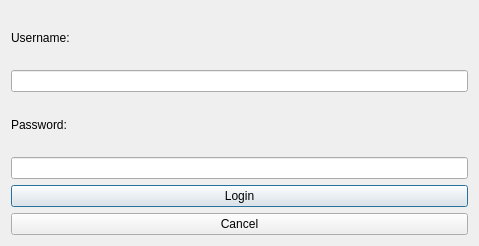
The window that loginwindow.ui (miabrielle/GroceryPOS) describes before a commit, drawn with Qt 5.
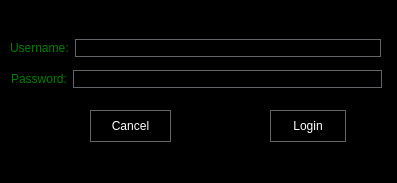
The same window after the commit.

```diff
--- a/loginwindow.ui
+++ b/loginwindow.ui
@@ -6,16 +6,48 @@
    <rect>
     <x>0</x>
     <y>0</y>
-    <width>479</width>
-    <height>246</height>
+    <width>397</width>
+    <height>183</height>
    </rect>
   </property>
   <property name="windowTitle">
    <string>Dialog</string>
   </property>
-  <layout class="QVBoxLayout" name="verticalLayout_2">
-   <item>
-    <layout class="QVBoxLayout" name="verticalLayout">
+  <property name="styleSheet">
+   <string notr="true">QDialog {
+	background-color: black;
+}
+QVBoxLayout {
+	background-color: black;
+}
+
+QPushButton {
+	color: white;
+	background-color: black;
+	border: 1px solid #616468;
+
+}
+QLabel {
+	color: green;
+	font-weight
+}
+
+QLineEdit {
+	color: white;
+	background-color: black;
+	border: 1px solid #616468;
+	}</string>
+  </property>
+  <widget class="QWidget" name="">
+   <property name="geometry">
+    <rect>
+     <x>10</x>
+     <y>37</y>
+     <width>371</width>
+     <height>22</height>
+    </rect>
+   </property>
+   <layout class="QHBoxLayout" name="horizontalLayout">
      <item>
       <widget class="QLabel" name="userLabel">
        <property name="text">
@@ -26,6 +58,18 @@
      <item>
       <widget class="QLineEdit" name="userTextField"/>
      </item>
+   </layout>
+  </widget>
+  <widget class="QWidget" name="">
+   <property name="geometry">
+    <rect>
+     <x>11</x>
+     <y>68</y>
+     <width>371</width>
+     <height>22</height>
+    </rect>
+   </property>
+   <layout class="QHBoxLayout" name="horizontalLayout_2">
      <item>
       <widget class="QLabel" name="passLabel">
        <property name="text">
@@ -34,25 +78,49 @@
       </widget>
      </item>
      <item>
-      <widget class="QLineEdit" name="passTextField"/>
-     </item>
-    </layout>
-   </item>
-   <item>
-    <widget class="QPushButton" name="loginButton">
+     <widget class="QLineEdit" name="passTextField">
+      <property name="inputMask">
+       <string/>
+      </property>
      <property name="text">
-      <string>Login</string>
+       <string/>
+      </property>
+      <property name="maxLength">
+       <number>28</number>
+      </property>
+      <property name="echoMode">
+       <enum>QLineEdit::Password</enum>
      </property>
     </widget>
    </item>
-   <item>
+   </layout>
+  </widget>
     <widget class="QPushButton" name="cancelButton">
+   <property name="geometry">
+    <rect>
+     <x>90</x>
+     <y>110</y>
+     <width>81</width>
+     <height>32</height>
+    </rect>
+   </property>
      <property name="text">
       <string>Cancel</string>
      </property>
     </widget>
-   </item>
-  </layout>
+  <widget class="QPushButton" name="loginButton">
+   <property name="geometry">
+    <rect>
+     <x>270</x>
+     <y>110</y>
+     <width>76</width>
+     <height>32</height>
+    </rect>
+   </property>
+   <property name="text">
+    <string>Login</string>
+   </property>
+  </widget>
  </widget>
  <resources/>
  <connections/>
```
Left out of the diff: 2 changed lines with no effect on the pictures. Lines whose indentation alone changed are shown as unchanged.
